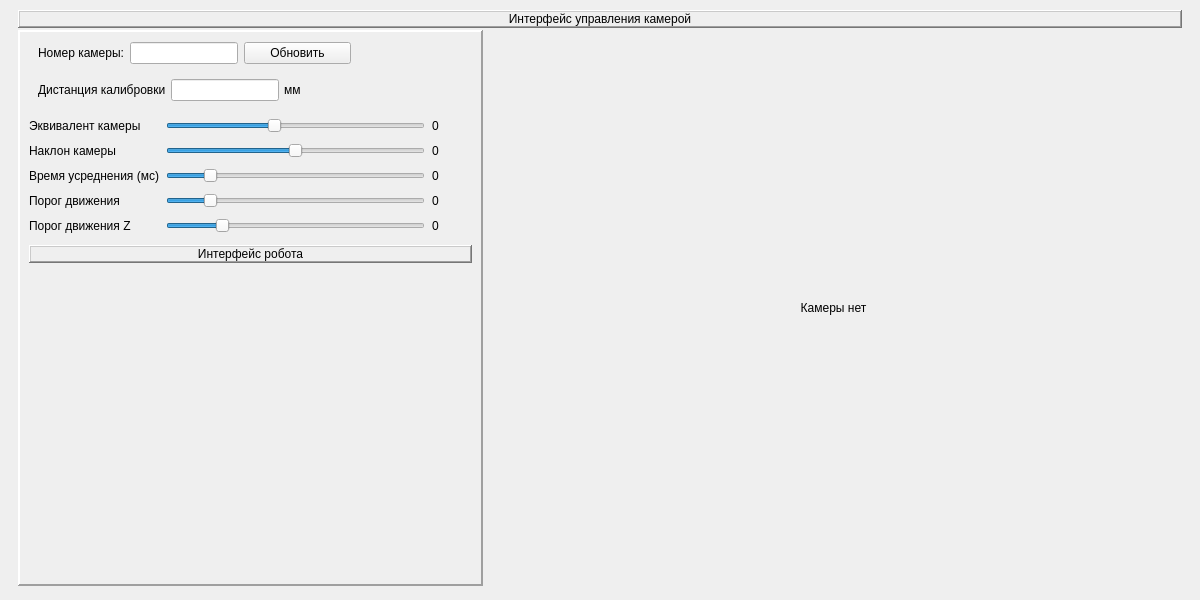
First picture: the form in py/PyQtWindow.ui, repository KirillHit/HandTracker, before the edit.
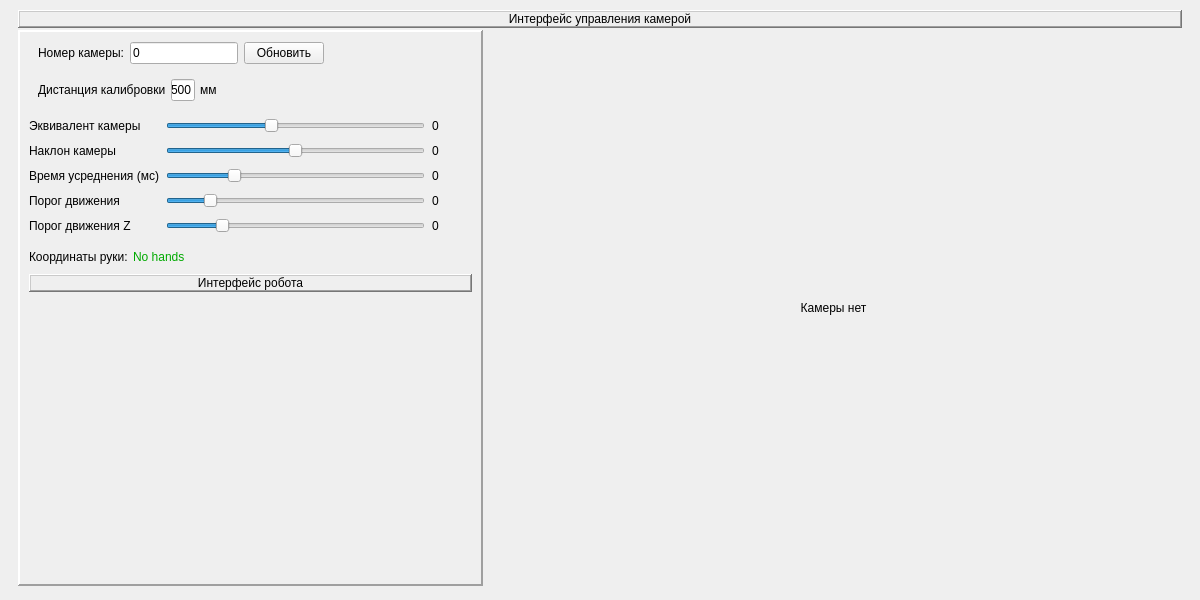
Second picture: the form after the edit.

Commit message: Обновление интерфейса v2

```diff
--- a/py/PyQtWindow.ui
+++ b/py/PyQtWindow.ui
@@ -70,7 +70,7 @@
        <item>
         <layout class="QHBoxLayout" name="horizontalLayout_5" stretch="10,15">
          <item>
-          <widget class="QFrame" name="">
+          <widget class="QFrame" name="frame">
            <property name="frameShape">
             <enum>QFrame::Panel</enum>
            </property>
@@ -91,7 +91,7 @@
              <number>5</number>
             </property>
             <item>
-             <widget class="QFrame" name="">
+             <widget class="QFrame" name="frame">
               <property name="sizePolicy">
                <sizepolicy hsizetype="Preferred" vsizetype="Maximum">
                 <horstretch>0</horstretch>
@@ -131,7 +131,7 @@
                <item row="0" column="1">
                 <widget class="QLineEdit" name="lineEdit">
                  <property name="sizePolicy">
-                  <sizepolicy hsizetype="Fixed" vsizetype="Fixed">
+                  <sizepolicy hsizetype="Maximum" vsizetype="Fixed">
                    <horstretch>0</horstretch>
                    <verstretch>0</verstretch>
                   </sizepolicy>
@@ -142,10 +142,25 @@
                    <height>0</height>
                   </size>
                  </property>
+                 <property name="baseSize">
+                  <size>
+                   <width>100</width>
+                   <height>0</height>
+                  </size>
+                 </property>
+                 <property name="text">
+                  <string>0</string>
+                 </property>
                 </widget>
                </item>
                <item row="0" column="3">
                 <widget class="QLabel" name="label_2">
+                 <property name="sizePolicy">
+                  <sizepolicy hsizetype="MinimumExpanding" vsizetype="Preferred">
+                   <horstretch>0</horstretch>
+                   <verstretch>0</verstretch>
+                  </sizepolicy>
+                 </property>
                  <property name="text">
                   <string/>
                  </property>
@@ -162,7 +177,7 @@
                 <verstretch>0</verstretch>
                </sizepolicy>
               </property>
-              <layout class="QHBoxLayout" name="horizontalLayout_2">
+              <layout class="QHBoxLayout" name="horizontalLayout_2" stretch="1,1,1,10">
                <property name="spacing">
                 <number>5</number>
                </property>
@@ -188,11 +203,14 @@
                <item>
                 <widget class="QLineEdit" name="CalibDist">
                  <property name="sizePolicy">
-                  <sizepolicy hsizetype="Fixed" vsizetype="Fixed">
+                  <sizepolicy hsizetype="Maximum" vsizetype="Fixed">
                    <horstretch>0</horstretch>
                    <verstretch>0</verstretch>
                   </sizepolicy>
                  </property>
+                 <property name="text">
+                  <string>500</string>
+                 </property>
                 </widget>
                </item>
                <item>
@@ -207,6 +225,12 @@
                </item>
                <item>
                 <widget class="QLabel" name="label_4">
+                 <property name="sizePolicy">
+                  <sizepolicy hsizetype="MinimumExpanding" vsizetype="Preferred">
+                   <horstretch>0</horstretch>
+                   <verstretch>0</verstretch>
+                  </sizepolicy>
+                 </property>
                  <property name="text">
                   <string/>
                  </property>
@@ -234,8 +258,11 @@
                 <property name="maximum">
                  <number>2000</number>
                 </property>
+                <property name="pageStep">
+                 <number>1</number>
+                </property>
                 <property name="value">
-                 <number>300</number>
+                 <number>500</number>
                 </property>
                 <property name="orientation">
                  <enum>Qt::Horizontal</enum>
@@ -248,10 +275,10 @@
                  <number>200</number>
                 </property>
                 <property name="pageStep">
-                 <number>10</number>
+                 <number>1</number>
                 </property>
                 <property name="value">
-                 <number>83</number>
+                 <number>80</number>
                 </property>
                 <property name="orientation">
                  <enum>Qt::Horizontal</enum>
@@ -420,6 +447,47 @@
               </item>
              </layout>
             </item>
+            <item>
+             <layout class="QHBoxLayout" name="horizontalLayout_3">
+              <property name="topMargin">
+               <number>5</number>
+              </property>
+              <property name="bottomMargin">
+               <number>5</number>
+              </property>
+              <item>
+               <widget class="QLabel" name="label_11">
+                <property name="text">
+                 <string>Координаты руки:</string>
+                </property>
+               </widget>
+              </item>
+              <item>
+               <widget class="QLabel" name="Hand_Coords">
+                <property name="styleSheet">
+                 <string notr="true">font: 75 14pt &quot;Calibri&quot;;
+color: rgb(0, 170, 0);</string>
+                </property>
+                <property name="text">
+                 <string>No hands</string>
+                </property>
+               </widget>
+              </item>
+              <item>
+               <widget class="QLabel" name="label_13">
+                <property name="sizePolicy">
+                 <sizepolicy hsizetype="Expanding" vsizetype="Preferred">
+                  <horstretch>0</horstretch>
+                  <verstretch>0</verstretch>
+                 </sizepolicy>
+                </property>
+                <property name="text">
+                 <string/>
+                </property>
+               </widget>
+              </item>
+             </layout>
+            </item>
             <item>
              <widget class="QLabel" name="label_9">
               <property name="sizePolicy">
```
Left out of the diff: 13 changed lines with no effect on the pictures. The commit also changes 3 other files.
